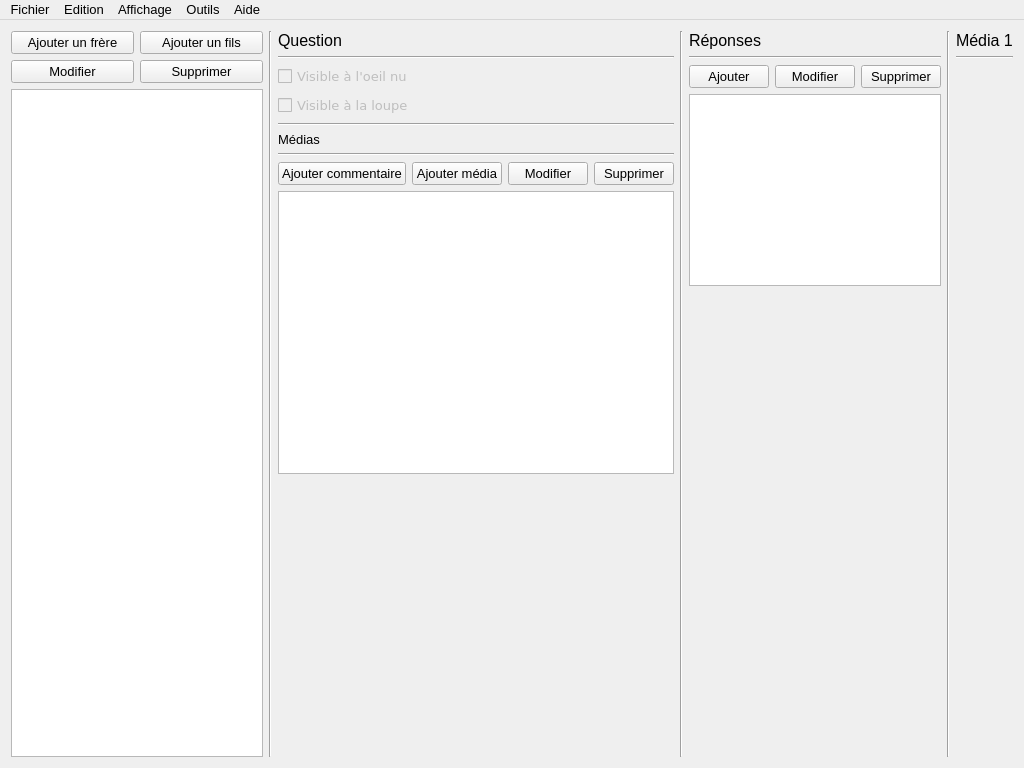
Above: app_pc/ProjetCo_AppPC/mainwindow.ui from AnceretMatthieu/bebete before the change. Below: the same form after it.
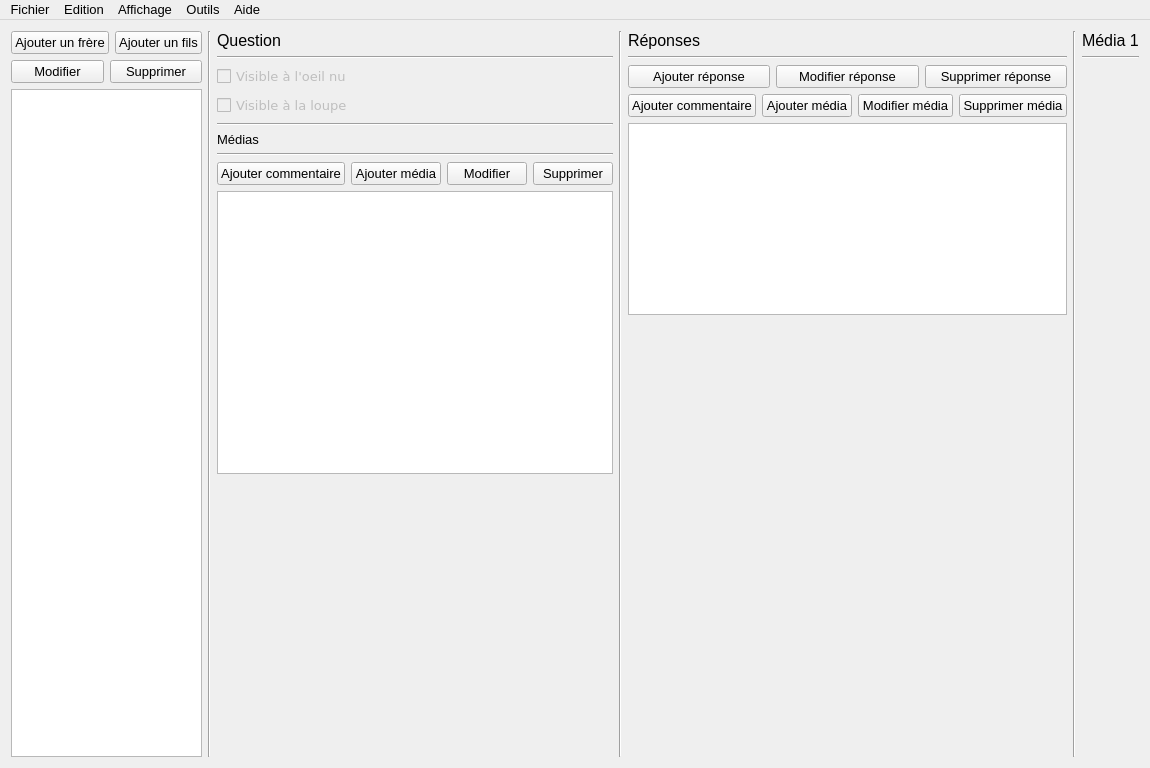
That is the form after the change.

Commit message:
Ajout de nouveau bouton pour la partie média des réponses
Les fonctionnalités derrières ces boutons ne sont pas encore
implémentées.

```diff
--- a/app_pc/ProjetCo_AppPC/mainwindow.ui
+++ b/app_pc/ProjetCo_AppPC/mainwindow.ui
@@ -378,7 +378,7 @@
              </font>
             </property>
             <property name="text">
-             <string>Ajouter</string>
+             <string>Ajouter réponse</string>
             </property>
            </widget>
           </item>
@@ -391,7 +391,7 @@
              </font>
             </property>
             <property name="text">
-             <string>Modifier</string>
+             <string>Modifier réponse</string>
             </property>
            </widget>
           </item>
@@ -404,7 +404,63 @@
              </font>
             </property>
             <property name="text">
-             <string>Supprimer</string>
+             <string>Supprimer réponse</string>
+            </property>
+           </widget>
+          </item>
+         </layout>
+        </item>
+        <item>
+         <layout class="QHBoxLayout" name="horizontalLayout_7">
+          <item>
+           <widget class="QPushButton" name="button_ajouterComMediaReponse">
+            <property name="font">
+             <font>
+              <family>MS Shell Dlg 2</family>
+              <pointsize>10</pointsize>
+             </font>
+            </property>
+            <property name="text">
+             <string>Ajouter commentaire</string>
+            </property>
+           </widget>
+          </item>
+          <item>
+           <widget class="QPushButton" name="button_modifierMediaReponse">
+            <property name="font">
+             <font>
+              <family>MS Shell Dlg 2</family>
+              <pointsize>10</pointsize>
+             </font>
+            </property>
+            <property name="text">
+             <string>Ajouter média</string>
+            </property>
+           </widget>
+          </item>
+          <item>
+           <widget class="QPushButton" name="button_supprimerMediaReponse">
+            <property name="font">
+             <font>
+              <family>MS Shell Dlg 2</family>
+              <pointsize>10</pointsize>
+             </font>
+            </property>
+            <property name="text">
+             <string>Modifier média</string>
+            </property>
+           </widget>
+          </item>
+          <item>
+           <widget class="QPushButton" name="button_ajouterMediaReponse">
+            <property name="font">
+             <font>
+              <family>MS Shell Dlg 2</family>
+              <pointsize>10</pointsize>
+             </font>
+            </property>
+            <property name="text">
+             <string>Supprimer média</string>
             </property>
            </widget>
           </item>
```
The commit also changes 20 other files.
